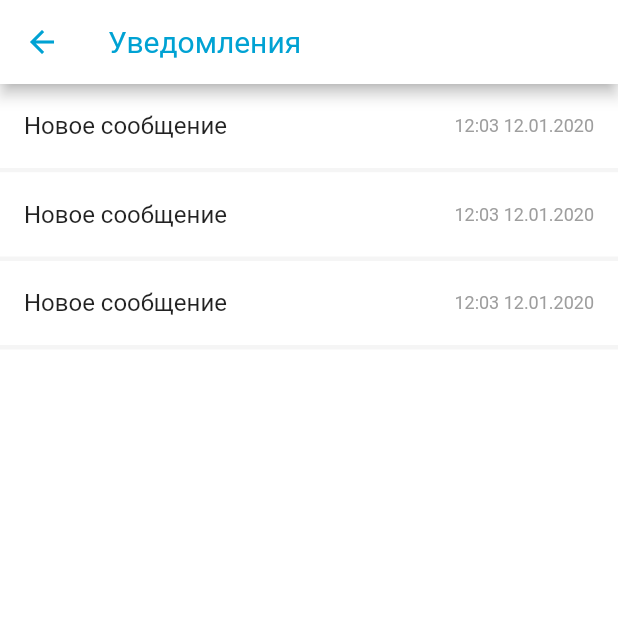
After one commit to GeorgijIlin/vpomosh, a Flutter app: the UserNotificationsPage screen opened directly, on a phone screen of 412 x 824 dp, the top half of it. The commit adds this screen. Run offline on Flutter 3.47's test engine with Material 2 defaults, Android fonts, the phone set to English and light mode, and no system bars; our stand-ins replace cached_network_image, cloud_firestore, firebase_auth, firebase_storage, flutter_masked_text, image_picker and 1 more; accounts and stored records are empty.

Commit message:
Added User notifications page

```diff
--- /dev/null
+++ b/lib/pages/user/profile/user_notifications.page.dart
@@ -0,0 +1,92 @@
+import 'package:flutter/material.dart';
+
+class UserNotificationsPage extends StatefulWidget {
+  @override
+  _UserNotificationsPageState createState() => _UserNotificationsPageState();
+}
+
+class _UserNotificationsPageState extends State<UserNotificationsPage> {
+  @override
+  Widget build(BuildContext context) {
+    return Scaffold(
+      appBar: new AppBar(
+        title: new Text(
+          'Уведомления',
+          style: new TextStyle(
+            color: Theme.of(context).primaryColor,
+            fontSize: 20,
+          ),
+        ),
+        automaticallyImplyLeading: true,
+        centerTitle: false,
+        iconTheme: IconThemeData(
+          color: Theme.of(context).primaryColor,
+        ),
+
+        textTheme: TextTheme(
+            title: TextStyle(
+              color: Colors.black,
+              fontSize: 22,
+            )
+        ),
+        backgroundColor: Colors.white,
+      ),
+      backgroundColor: Colors.white,
+      body: ListView(
+        children: <Widget>[
+          Container(
+            decoration: BoxDecoration( //                    <-- BoxDecoration
+              border: Border(
+                bottom: BorderSide(
+                  color: Colors.grey.withOpacity(0.1),
+                  width: 3,
+                ),
+              ),
+              color: Colors.white,
+            ),
+            child: ListTile(
+              title: Text('Новое сообщение'),
+              trailing: Text('12:03 12.01.2020',
+                style: TextStyle(color: Colors.grey, fontSize: 12),
+              ),
+            ),
+          ),
+          Container(
+            decoration: BoxDecoration( //                    <-- BoxDecoration
+              border: Border(
+                bottom: BorderSide(
+                  color: Colors.grey.withOpacity(0.1),
+                  width: 3,
+                ),
+              ),
+              color: Colors.white,
+            ),
+            child: ListTile(
+              title: Text('Новое сообщение'),
+              trailing: Text('12:03 12.01.2020',
+                style: TextStyle(color: Colors.grey, fontSize: 12),
+              ),
+            ),
+          ),
+          Container(
+            decoration: BoxDecoration( //                    <-- BoxDecoration
+              border: Border(
+                bottom: BorderSide(
+                  color: Colors.grey.withOpacity(0.1),
+                  width: 3,
+                ),
+              ),
+              color: Colors.white,
+            ),
+            child: ListTile(
+              title: Text('Новое сообщение'),
+              trailing: Text('12:03 12.01.2020',
+                style: TextStyle(color: Colors.grey, fontSize: 12),
+              ),
+            ),
+          ),
+        ],
+      ),
+    );
+  }
+}
--- a/lib/pages/user/profile/user_profile_edit_page.dart
+++ b/lib/pages/user/profile/user_profile_edit_page.dart
@@ -74,14 +74,14 @@ class _UserProfileEditPageState extends State<UserProfileEditPage> {
                 style: new TextStyle(fontSize: 20),
               ),
               automaticallyImplyLeading: true,
-              centerTitle: true,
+              centerTitle: false,
               iconTheme: IconThemeData(
-                color: Colors.black,
+                color: Theme.of(context).primaryColor,
               ),
 
               textTheme: TextTheme(
                   title: TextStyle(
-                    color: Colors.black,
+                    color: Theme.of(context).primaryColor,
                     fontSize: 22,
                   )
               ),
```
Also changed, not shown: lib/pages/user/user_profile_page.dart (+50 -11 lines).
